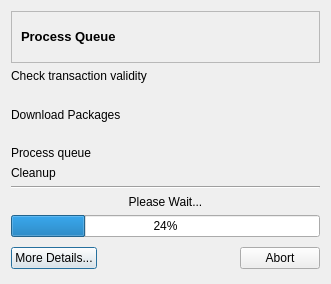
The window that trunk/ui/transactionDialog.ui (drf/shaman1) describes before a commit, drawn with Qt 5.
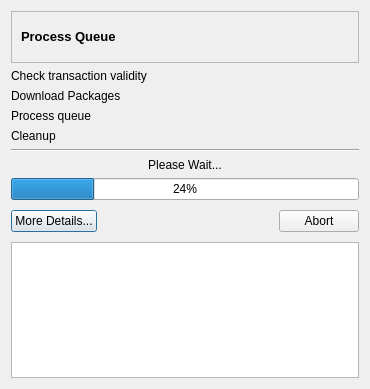
The same window after the commit. Icons and pictures are not drawn.

```diff
--- a/trunk/ui/transactionDialog.ui
+++ b/trunk/ui/transactionDialog.ui
@@ -5,8 +5,8 @@
    <rect>
     <x>0</x>
     <y>0</y>
-    <width>331</width>
-    <height>284</height>
+    <width>370</width>
+    <height>389</height>
    </rect>
   </property>
   <property name="windowTitle" >
@@ -133,6 +133,12 @@
        <property name="text" >
         <string>More Details...</string>
        </property>
+       <property name="checkable" >
+        <bool>true</bool>
+       </property>
+       <property name="checked" >
+        <bool>false</bool>
+       </property>
       </widget>
      </item>
      <item>
@@ -232,6 +238,13 @@
      </layout>
     </widget>
    </item>
+   <item row="6" column="0" >
+    <widget class="QTextEdit" name="textEdit" >
+     <property name="enabled" >
+      <bool>true</bool>
+     </property>
+    </widget>
+   </item>
   </layout>
  </widget>
  <resources>
```
Left out of the diff: 19 changed lines with no effect on the pictures.
